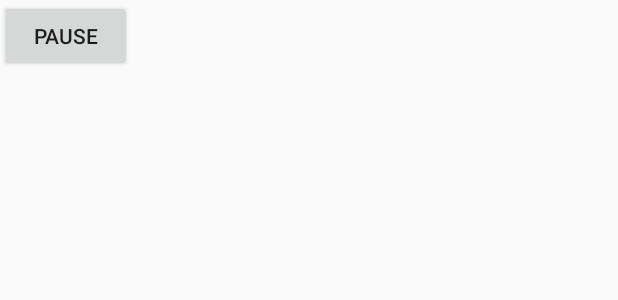
After one commit to arguably-great/team_project, an Android app: the layout buttonpause.xml on its own in the app's theme, with its tools: preview values and no code run, on a phone screen of 412 x 824 dp. The commit adds this screen. Shown: the top 300 px of the screen. Run offline under Robolectric (Android 15) with nearby library versions, the phone set to English and light mode, and no system bars.

Commit message:
IMPROVED VIDEO FUNCTIONALITY FOR PLANETS - Added Pause, Resume and Stop buttons that enable the user to interact with the video more. - Added xml files for pause, resume and stop buttons. Overriding onclick method with functions that have the same name with buttons. - Implemented onClick functions for the buttons, calling mediaPlayer and releasing it whenever stop button is clicked.

```diff
--- /dev/null
+++ b/app/src/main/res/layout/buttonpause.xml
@@ -0,0 +1,16 @@
+<?xml version="1.0" encoding="utf-8"?>
+<LinearLayout
+    xmlns:android="http://schemas.android.com/apk/res/android"
+    xmlns:tools="http://schemas.android.com/tools"
+    android:layout_width="match_parent"
+    android:layout_height="match_parent">
+
+    <Button
+        android:id="@+id/btnPause"
+        android:layout_width="wrap_content"
+        android:layout_height="wrap_content"
+        android:text="Pause"
+        android:onClick="pause"
+        tools:layout_editor_absoluteX="148dp"
+        tools:layout_editor_absoluteY="204dp" />
+</LinearLayout>
--- a/app/src/main/res/values/strings.xml
+++ b/app/src/main/res/values/strings.xml
@@ -7,4 +7,7 @@
     <string name="note_title_filler">Note Title</string>
     <string name="plane_finding">Searching for Planes</string>
     <string name="fragment_click_num">I just clicked on the other fragment %d times!!</string>
+    <string name="youtube_api_key">AIzaSyDSSitj5qDein6OgJw-J0S7niWfXCCukdA</string>
+    <string name="plane_finding">Searching for surfaces&#8230;</string>
+    <string name="button">Button</string>
 </resources>
```
Also changed, not shown: app/src/main/java/com/example/fbuteamproject/activities/VideosActivity.java (+80 -4 lines), app/src/main/res/layout/buttonresume.xml (added, +16 -0 lines), app/src/main/res/layout/buttonstop.xml (added, +11 -0 lines).
